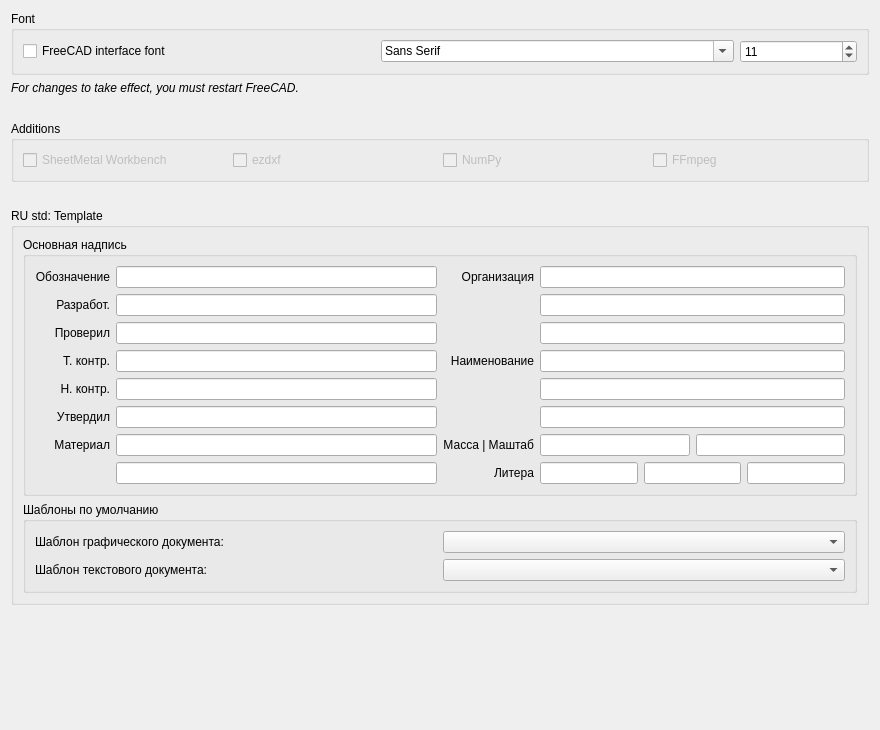
This is repo/ui/pref_other.ui in GS90/addFC as Qt 5 draws it before an edit. The edited form follows.
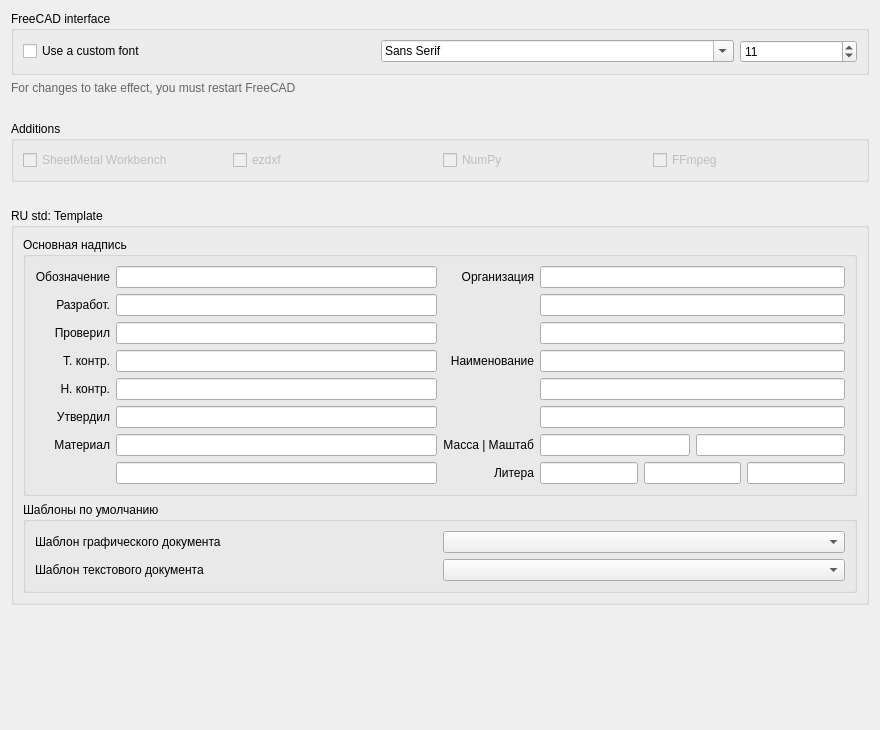
This is the edited form.

```diff
--- a/repo/ui/pref_other.ui
+++ b/repo/ui/pref_other.ui
@@ -18,13 +18,13 @@
    <item>
     <widget class="QGroupBox" name="groupBox_font">
      <property name="title">
-      <string>Font</string>
+      <string>FreeCAD interface</string>
      </property>
      <layout class="QHBoxLayout" name="horizontalLayout" stretch="3,3,1">
       <item>
        <widget class="QCheckBox" name="fontCheckBox">
         <property name="text">
-         <string>FreeCAD interface font</string>
+         <string>Use a custom font</string>
         </property>
        </widget>
       </item>
@@ -53,13 +53,11 @@
    </item>
    <item>
     <widget class="QLabel" name="note">
-     <property name="font">
-      <font>
-       <italic>true</italic>
-      </font>
+     <property name="styleSheet">
+      <string notr="true">color: #666</string>
      </property>
      <property name="text">
-      <string>For changes to take effect, you must restart FreeCAD.</string>
+      <string>For changes to take effect, you must restart FreeCAD</string>
      </property>
     </widget>
    </item>
@@ -362,7 +360,7 @@
          <item row="1" column="0">
           <widget class="QLabel" name="TextLabel">
            <property name="text">
-            <string>Шаблон текстового документа:</string>
+            <string>Шаблон текстового документа</string>
            </property>
           </widget>
          </item>
@@ -372,7 +370,7 @@
          <item row="0" column="0">
           <widget class="QLabel" name="DrawingLabel">
            <property name="text">
-            <string>Шаблон графического документа:</string>
+            <string>Шаблон графического документа</string>
            </property>
           </widget>
          </item>
```
